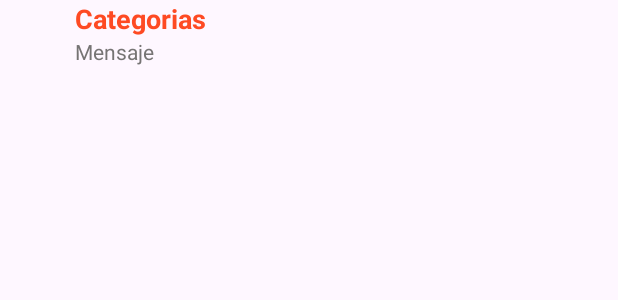
After one commit to Maxwell1705/Practica2C2Java, an Android app: the layout spinner_layout.xml on its own in the app's theme, with its tools: preview values and no code run, on a phone screen of 412 x 824 dp. The commit adds this screen. Shown: the top 300 px of the screen. Run offline under Robolectric (Android 15) with nearby library versions, the phone set to English and light mode, and no system bars.

Commit message:
Se creo el layout "spiner_layout" y se agregaron colores y strings

```diff
--- /dev/null
+++ b/app/src/main/res/layout/spinner_layout.xml
@@ -0,0 +1,41 @@
+<?xml version="1.0" encoding="utf-8"?>
+<androidx.constraintlayout.widget.ConstraintLayout xmlns:android="http://schemas.android.com/apk/res/android"
+    xmlns:tools="http://schemas.android.com/tools"
+    android:layout_width="match_parent"
+    android:layout_height="match_parent">
+
+    <LinearLayout
+        android:layout_width="match_parent"
+        android:layout_height="wrap_content"
+        android:orientation="horizontal"
+        tools:ignore="MissingConstraints">
+        <ImageView
+            android:id="@+id/imgCategoria"
+            android:layout_width="100dp"
+            android:layout_height="50dp"
+            android:layout_weight="1"
+            />
+
+        <LinearLayout
+            android:layout_width="match_parent"
+            android:layout_height="match_parent"
+            android:layout_weight="1"
+            android:orientation="vertical">
+            <TextView
+                android:id="@+id/lblCategorias"
+                android:layout_width="match_parent"
+                android:layout_height="wrap_content"
+                android:text="Categorias"
+                android:textSize="18sp"
+                android:textStyle="bold"
+                android:textColor="@color/colorTitulo"/>
+            <TextView
+                android:id="@+id/lblDescripcion"
+                android:layout_width="match_parent"
+                android:layout_height="wrap_content"
+                android:text="Mensaje"
+                android:textColor="@color/colorSubTitulo"/>
+        </LinearLayout>
+    </LinearLayout>
+
+</androidx.constraintlayout.widget.ConstraintLayout>
--- a/app/src/main/res/values/colors.xml
+++ b/app/src/main/res/values/colors.xml
@@ -2,4 +2,10 @@
 <resources>
     <color name="black">#FF000000</color>
     <color name="white">#FFFFFFFF</color>
+    <color name="colorPrimary">#3F51B5</color>
+    <color name="colorPrimaryDark">#303F9F</color>
+    <color name="colorAccent">#FF4081</color>
+    <color name="colorTitulo">#fe4a23</color>
+    <color name="colorSubTitulo">#767474</color>
+
 </resources>
```
Also changed, not shown: app/src/main/java/com/example/practica2c2java/SpinnerAdapter.java (added, +41 -0 lines), app/src/main/res/values/strings.xml (+12 -0 lines).
